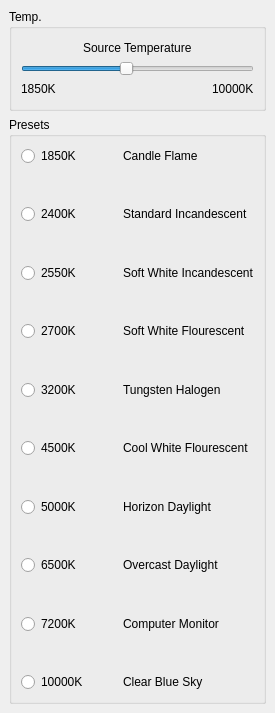
The window that temperaturemenu.ui (mattykakes/qcvTouchUp) describes before a commit, drawn with Qt 5.
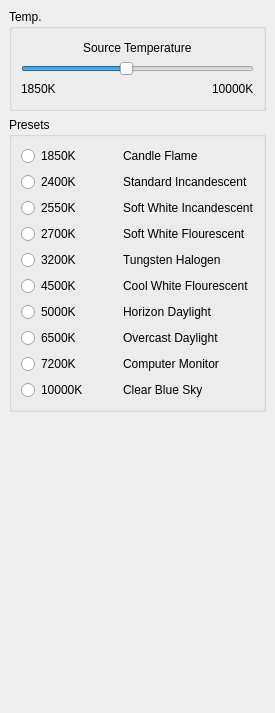
The same window after the commit. Icons and pictures are not drawn.

What changed in the file:
```diff
--- a/temperaturemenu.ui
+++ b/temperaturemenu.ui
@@ -198,276 +198,143 @@
            </item>
           </layout>
          </item>
-         <item>
-          <spacer name="verticalSpacer">
-           <property name="orientation">
-            <enum>Qt::Vertical</enum>
-           </property>
-           <property name="sizeType">
-            <enum>QSizePolicy::Expanding</enum>
-           </property>
-           <property name="sizeHint" stdset="0">
-            <size>
-             <width>20</width>
-             <height>40</height>
-            </size>
-           </property>
-          </spacer>
-         </item>
         </layout>
        </item>
       </layout>
      </widget>
     </item>
-    <item>
-     <spacer name="verticalSpacer_2">
-      <property name="orientation">
-       <enum>Qt::Vertical</enum>
-      </property>
-      <property name="sizeHint" stdset="0">
-       <size>
-        <width>20</width>
-        <height>40</height>
-       </size>
-      </property>
-     </spacer>
-    </item>
     <item>
      <widget class="QGroupBox" name="groupBox_Coarse">
       <property name="title">
        <string>Presets</string>
       </property>
       <layout class="QGridLayout" name="gridLayout">
-       <item row="15" column="1">
-        <widget class="QLabel" name="label_6">
+       <item row="12" column="0">
+        <widget class="QRadioButton" name="radioButton_6500K">
          <property name="text">
-          <string>Cool White Flourescent</string>
+          <string>6500K</string>
          </property>
         </widget>
        </item>
-       <item row="14" column="0" colspan="2">
-        <spacer name="verticalSpacer_7">
-         <property name="orientation">
-          <enum>Qt::Vertical</enum>
-         </property>
-         <property name="sizeHint" stdset="0">
-          <size>
-           <width>20</width>
-           <height>40</height>
-          </size>
-         </property>
-        </spacer>
-       </item>
-       <item row="17" column="1">
-        <widget class="QLabel" name="label_7">
-         <property name="text">
-          <string>Horizon Daylight</string>
-         </property>
-        </widget>
-       </item>
-       <item row="7" column="0" colspan="2">
-        <spacer name="verticalSpacer_5">
-         <property name="orientation">
-          <enum>Qt::Vertical</enum>
-         </property>
-         <property name="sizeHint" stdset="0">
-          <size>
-           <width>20</width>
-           <height>40</height>
-          </size>
-         </property>
-        </spacer>
-       </item>
-       <item row="22" column="0" colspan="2">
-        <spacer name="verticalSpacer_14">
-         <property name="orientation">
-          <enum>Qt::Vertical</enum>
-         </property>
-         <property name="sizeHint" stdset="0">
-          <size>
-           <width>20</width>
-           <height>40</height>
-          </size>
-         </property>
-        </spacer>
-       </item>
-       <item row="18" column="0" colspan="2">
-        <spacer name="verticalSpacer_10">
-         <property name="orientation">
-          <enum>Qt::Vertical</enum>
-         </property>
-         <property name="sizeHint" stdset="0">
-          <size>
-           <width>20</width>
-           <height>40</height>
-          </size>
-         </property>
-        </spacer>
-       </item>
-       <item row="21" column="1">
+       <item row="13" column="1">
         <widget class="QLabel" name="label_9">
          <property name="text">
           <string>Computer Monitor</string>
          </property>
         </widget>
        </item>
-       <item row="17" column="0">
-        <widget class="QRadioButton" name="radioButton_5000K">
+       <item row="10" column="0">
+        <widget class="QRadioButton" name="radioButton_4500K">
          <property name="text">
-          <string>5000K</string>
+          <string>4500K</string>
          </property>
         </widget>
        </item>
-       <item row="19" column="1">
-        <widget class="QLabel" name="label_8">
-         <property name="text">
-          <string>Overcast Daylight</string>
-         </property>
-        </widget>
-       </item>
-       <item row="13" column="1">
+       <item row="9" column="1">
         <widget class="QLabel" name="label_5">
          <property name="text">
           <string>Tungsten Halogen</string>
          </property>
         </widget>
        </item>
-       <item row="23" column="1">
-        <widget class="QLabel" name="label_10">
-         <property name="text">
-          <string>Clear Blue Sky</string>
-         </property>
-        </widget>
-       </item>
        <item row="6" column="1">
-        <widget class="QLabel" name="label_4">
-         <property name="text">
-          <string>Standard Incandescent</string>
-         </property>
-        </widget>
-       </item>
-       <item row="8" column="1">
         <widget class="QLabel" name="label_13">
          <property name="text">
           <string>Soft White Incandescent</string>
          </property>
         </widget>
        </item>
-       <item row="4" column="0">
-        <widget class="QRadioButton" name="radioButton_1850K">
+       <item row="13" column="0">
+        <widget class="QRadioButton" name="radioButton_7200K">
          <property name="text">
-          <string>1850K</string>
+          <string>7200K</string>
          </property>
         </widget>
        </item>
-       <item row="9" column="0" colspan="2">
-        <spacer name="verticalSpacer_9">
-         <property name="orientation">
-          <enum>Qt::Vertical</enum>
+       <item row="11" column="1">
+        <widget class="QLabel" name="label_7">
+         <property name="text">
+          <string>Horizon Daylight</string>
          </property>
-         <property name="sizeHint" stdset="0">
-          <size>
-           <width>20</width>
-           <height>40</height>
-          </size>
-         </property>
-        </spacer>
+        </widget>
        </item>
-       <item row="8" column="0">
+       <item row="6" column="0">
         <widget class="QRadioButton" name="radioButton_2550K">
          <property name="text">
           <string>2550K</string>
          </property>
         </widget>
        </item>
+       <item row="5" column="0">
+        <widget class="QRadioButton" name="radioButton_2400K">
+         <property name="text">
+          <string>2400K</string>
+         </property>
+        </widget>
+       </item>
+       <item row="7" column="0">
+        <widget class="QRadioButton" name="radioButton_2700K">
+         <property name="text">
+          <string>2700K</string>
+         </property>
+        </widget>
+       </item>
+       <item row="11" column="0">
+        <widget class="QRadioButton" name="radioButton_5000K">
+         <property name="text">
+          <string>5000K</string>
+         </property>
+        </widget>
+       </item>
+       <item row="9" column="0">
+        <widget class="QRadioButton" name="radioButton_3200K">
+         <property name="text">
+          <string>3200K</string>
+         </property>
+        </widget>
+       </item>
        <item row="10" column="1">
+        <widget class="QLabel" name="label_6">
+         <property name="text">
+          <string>Cool White Flourescent</string>
+         </property>
+        </widget>
+       </item>
+       <item row="4" column="0">
+        <widget class="QRadioButton" name="radioButton_1850K">
+         <property name="text">
+          <string>1850K</string>
+         </property>
+        </widget>
+       </item>
+       <item row="12" column="1">
+        <widget class="QLabel" name="label_8">
+         <property name="text">
+          <string>Overcast Daylight</string>
+         </property>
+        </widget>
+       </item>
+       <item row="7" column="1">
         <widget class="QLabel" name="label_14">
          <property name="text">
           <string>Soft White Flourescent</string>
          </property>
         </widget>
        </item>
-       <item row="12" column="0" colspan="2">
-        <spacer name="verticalSpacer_6">
-         <property name="orientation">
-          <enum>Qt::Vertical</enum>
-         </property>
-         <property name="sizeHint" stdset="0">
-          <size>
-           <width>20</width>
-           <height>40</height>
-          </size>
-         </property>
-        </spacer>
-       </item>
-       <item row="10" column="0">
-        <widget class="QRadioButton" name="radioButton_2700K">
+       <item row="14" column="1">
+        <widget class="QLabel" name="label_10">
          <property name="text">
-          <string>2700K</string>
+          <string>Clear Blue Sky</string>
          </property>
         </widget>
        </item>
-       <item row="6" column="0">
-        <widget class="QRadioButton" name="radioButton_2400K">
-         <property name="text">
-          <string>2400K</string>
-         </property>
-        </widget>
-       </item>
-       <item row="15" column="0">
-        <widget class="QRadioButton" name="radioButton_4500K">
-         <property name="text">
-          <string>4500K</string>
-         </property>
-        </widget>
-       </item>
-       <item row="21" column="0">
-        <widget class="QRadioButton" name="radioButton_7200K">
-         <property name="text">
-          <string>7200K</string>
-         </property>
-        </widget>
-       </item>
-       <item row="23" column="0">
+       <item row="14" column="0">
         <widget class="QRadioButton" name="radioButton_10000K">
          <property name="text">
           <string>10000K</string>
          </property>
         </widget>
        </item>
-       <item row="19" column="0">
-        <widget class="QRadioButton" name="radioButton_6500K">
-         <property name="text">
-          <string>6500K</string>
-         </property>
-        </widget>
-       </item>
-       <item row="20" column="0" colspan="2">
-        <spacer name="verticalSpacer_12">
-         <property name="orientation">
-          <enum>Qt::Vertical</enum>
-         </property>
-         <property name="sizeHint" stdset="0">
-          <size>
-           <width>20</width>
-           <height>40</height>
-          </size>
-         </property>
-        </spacer>
-       </item>
-       <item row="16" column="0" colspan="2">
-        <spacer name="verticalSpacer_8">
-         <property name="orientation">
-          <enum>Qt::Vertical</enum>
-         </property>
-         <property name="sizeHint" stdset="0">
-          <size>
-           <width>20</width>
-           <height>40</height>
-          </size>
-         </property>
-        </spacer>
-       </item>
        <item row="4" column="1">
         <widget class="QLabel" name="label_3">
          <property name="text">
@@ -475,23 +342,10 @@
          </property>
         </widget>
        </item>
-       <item row="5" column="0" colspan="2">
-        <spacer name="verticalSpacer_3">
-         <property name="orientation">
-          <enum>Qt::Vertical</enum>
-         </property>
-         <property name="sizeHint" stdset="0">
-          <size>
-           <width>20</width>
-           <height>40</height>
-          </size>
-         </property>
-        </spacer>
-       </item>
-       <item row="13" column="0">
-        <widget class="QRadioButton" name="radioButton_3200K">
+       <item row="5" column="1">
+        <widget class="QLabel" name="label_4">
          <property name="text">
-          <string>3200K</string>
+          <string>Standard Incandescent</string>
          </property>
         </widget>
        </item>
```
